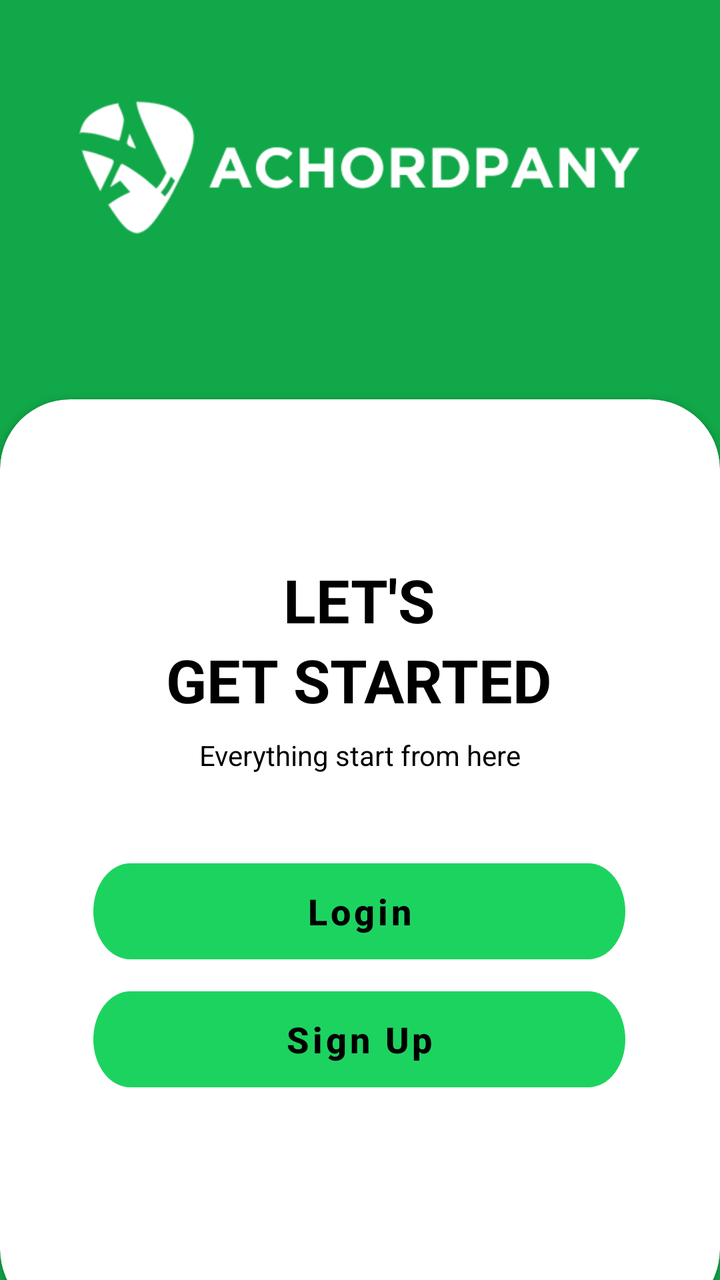
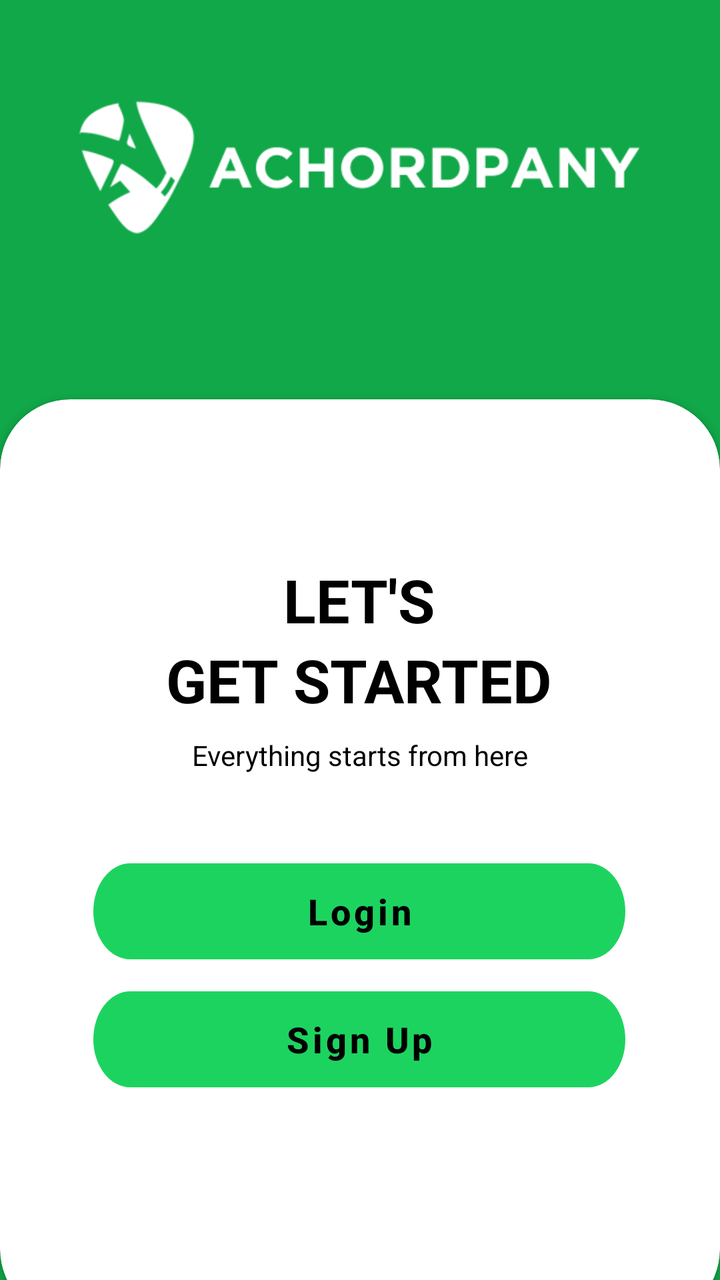

Screens rendered from an Android XML layout before and after an edit, with the pre-edit source and the edit as a unified diff.
<!-- AndroidManifest.xml: application theme Theme.Achordpany -->
<!-- res/layout/activity_welcome.xml -->
<?xml version="1.0" encoding="utf-8"?>
<androidx.constraintlayout.widget.ConstraintLayout xmlns:android="http://schemas.android.com/apk/res/android"
    xmlns:app="http://schemas.android.com/apk/res-auto"
    xmlns:tools="http://schemas.android.com/tools"
    android:layout_width="match_parent"
    android:layout_height="match_parent"
    android:background="#FF11A849">

    <androidx.cardview.widget.CardView
        android:layout_width="match_parent"
        android:layout_height="wrap_content"
        app:layout_constraintBottom_toBottomOf="parent"
        app:cardCornerRadius="35dp"
        android:layout_marginBottom="-20dp"
        tools:ignore="VisualLintBounds">

        <androidx.constraintlayout.widget.ConstraintLayout
            android:layout_width="match_parent"
            android:layout_height="460dp">

            

            <TextView
                android:id="@+id/title1"
                android:layout_width="wrap_content"
                android:layout_height="wrap_content"
                android:layout_marginTop="80dp"
                android:text="LET'S"
                android:textColor="@color/black"
                android:textSize="30sp"
                android:textStyle="bold"
                app:layout_constraintEnd_toEndOf="parent"
                app:layout_constraintHorizontal_bias="0.498"
                app:layout_constraintStart_toStartOf="parent"
                app:layout_constraintTop_toTopOf="parent"
                tools:ignore="HardcodedText" />

            <TextView
                android:id="@+id/title2"
                android:layout_width="wrap_content"
                android:layout_height="wrap_content"
                android:layout_marginTop="120dp"
                android:text="GET STARTED"
                android:textColor="@color/black"
                android:textSize="30sp"
                android:textStyle="bold"
                app:layout_constraintEnd_toEndOf="parent"
                app:layout_constraintHorizontal_bias="0.497"
                app:layout_constraintStart_toStartOf="parent"
                app:layout_constraintTop_toTopOf="parent"
                tools:ignore="HardcodedText" />

            <TextView
                android:id="@+id/description"
                android:layout_width="wrap_content"
                android:layout_height="wrap_content"
                android:layout_marginTop="8dp"
                android:text="Everything start from here"
                android:textColor="@color/black"
                app:layout_constraintEnd_toEndOf="parent"
                app:layout_constraintStart_toStartOf="parent"
                app:layout_constraintTop_toBottomOf="@id/title2"
                tools:ignore="HardcodedText" />

            <Button
                android:id="@+id/loginBtn"
                style="@style/RoundedButtonStyle"
                android:layout_marginBottom="180dp"
                android:text="Login"
                android:textAllCaps="false"
                android:textColor="@color/black"
                android:textSize="18sp"
                android:textStyle="bold"
                app:layout_constraintBottom_toBottomOf="parent"
                app:layout_constraintEnd_toEndOf="parent"
                app:layout_constraintHorizontal_bias="0.496"
                app:layout_constraintStart_toStartOf="parent"
                tools:ignore="HardcodedText" />

            <Button
                android:id="@+id/signUpBtn"
                style="@style/RoundedButtonStyle"
                android:layout_marginBottom="116dp"
                android:text="Sign Up"
                android:textAllCaps="false"
                android:textColor="@color/black"
                android:textSize="18sp"
                android:textStyle="bold"
                app:layout_constraintBottom_toBottomOf="parent"
                app:layout_constraintEnd_toEndOf="parent"
                app:layout_constraintHorizontal_bias="0.496"
                app:layout_constraintStart_toStartOf="parent"
                tools:ignore="HardcodedText" />

        </androidx.constraintlayout.widget.ConstraintLayout>

    </androidx.cardview.widget.CardView>

    <ImageView
        android:id="@+id/logoImageView"
        android:layout_width="280dp"
        android:layout_height="100dp"
        android:layout_marginBottom="508dp"
        android:contentDescription="Logo"
        app:layout_constraintBottom_toBottomOf="parent"
        app:layout_constraintEnd_toEndOf="parent"
        app:layout_constraintHorizontal_bias="0.496"
        app:layout_constraintStart_toStartOf="parent"
        app:srcCompat="@drawable/logo_white"
        tools:ignore="HardcodedText" />

</androidx.constraintlayout.widget.ConstraintLayout>
<!-- resources referenced by this layout -->
<resources>
  <color name="black">#FF000000</color>
  <!-- drawable logo_white: png bitmap (drawable, 12581 bytes) -->
  <style name="RoundedButtonStyle">
          <item name="android:background">@drawable/btn_login_light</item>
          <item name="android:textColor">#FFFFFF</item> 
          <item name="android:textSize">16sp</item> 
          <item name="android:layout_width">wrap_content</item>
          <item name="android:layout_height">wrap_content</item>
      </style>
  <style name="Theme.Achordpany" parent="Theme.MaterialComponents.DayNight.DarkActionBar">
          
          <item name="android:windowBackground">@color/background_light</item>
          
          <item name="colorPrimary">@color/light_green</item>
          <item name="colorPrimaryVariant">@color/light_green_700</item>
          <item name="colorOnPrimary">@color/text_dark</item>
          
          <item name="colorSecondary">@color/dark_green_200</item>
          <item name="colorSecondaryVariant">@color/dark_green_700</item>
          <item name="colorOnSecondary">@color/text_dark</item>
          
          <item name="android:statusBarColor">?attr/colorPrimaryVariant</item>
          
          <item name="bottomNavigationStyle">@style/Widget.BottomNavigationView</item>
  
      </style>
  <!-- drawable btn_login_light (drawable) -->
  <vector xmlns:android="http://schemas.android.com/apk/res/android"
      android:width="266dp"
      android:height="37dp"
      android:viewportWidth="266"
      android:viewportHeight="37">
    <path
        android:pathData="M18.5,0L247.5,0A18.5,18.5 0,0 1,266 18.5L266,18.5A18.5,18.5 0,0 1,247.5 37L18.5,37A18.5,18.5 0,0 1,0 18.5L0,18.5A18.5,18.5 0,0 1,18.5 0z"
        android:fillColor="#00DB4D"/>
  </vector>
  <color name="background_light">#FFFAFAFA</color>
  <color name="light_green">#FF1DD360</color>
  <color name="light_green_700">#FF11843C</color>
  <color name="text_dark">#FF121212</color>
  <color name="dark_green_200">#FFAEFFCB</color>
  <color name="dark_green_700">#FF009635</color>
  <style name="Widget.BottomNavigationView" parent="Widget.MaterialComponents.BottomNavigationView">
          <item name="itemIconTint">@color/bottom_nav_color</item>
          <item name="itemTextColor">@color/bottom_nav_color</item>
      </style>
</resources>

<!-- the commit's change to res/layout/activity_welcome.xml (unified diff, before → after) -->
@@ -6,6 +6,21 @@
     android:layout_height="match_parent"
     android:background="#FF11A849">
 
+    
+    <ImageView
+        android:id="@+id/logoImageView"
+        android:layout_width="280dp"
+        android:layout_height="100dp"
+        android:layout_marginBottom="508dp"
+        android:contentDescription="Logo"
+        app:layout_constraintBottom_toBottomOf="parent"
+        app:layout_constraintEnd_toEndOf="parent"
+        app:layout_constraintHorizontal_bias="0.496"
+        app:layout_constraintStart_toStartOf="parent"
+        app:srcCompat="@drawable/logo_white"
+        tools:ignore="HardcodedText" />
+
+    
     <androidx.cardview.widget.CardView
         android:layout_width="match_parent"
         android:layout_height="wrap_content"
@@ -19,7 +34,6 @@
             android:layout_height="460dp">
 
             
-
             <TextView
                 android:id="@+id/title1"
                 android:layout_width="wrap_content"
@@ -35,6 +49,7 @@
                 app:layout_constraintTop_toTopOf="parent"
                 tools:ignore="HardcodedText" />
 
+            
             <TextView
                 android:id="@+id/title2"
                 android:layout_width="wrap_content"
@@ -50,18 +65,20 @@
                 app:layout_constraintTop_toTopOf="parent"
                 tools:ignore="HardcodedText" />
 
+            
             <TextView
                 android:id="@+id/description"
                 android:layout_width="wrap_content"
                 android:layout_height="wrap_content"
                 android:layout_marginTop="8dp"
-                android:text="Everything start from here"
+                android:text="Everything starts from here"
                 android:textColor="@color/black"
                 app:layout_constraintEnd_toEndOf="parent"
                 app:layout_constraintStart_toStartOf="parent"
                 app:layout_constraintTop_toBottomOf="@id/title2"
                 tools:ignore="HardcodedText" />
 
+            
             <Button
                 android:id="@+id/loginBtn"
                 style="@style/RoundedButtonStyle"
@@ -77,6 +94,7 @@
                 app:layout_constraintStart_toStartOf="parent"
                 tools:ignore="HardcodedText" />
 
+            
             <Button
                 android:id="@+id/signUpBtn"
                 style="@style/RoundedButtonStyle"
@@ -93,20 +111,6 @@
                 tools:ignore="HardcodedText" />
 
         </androidx.constraintlayout.widget.ConstraintLayout>
-
     </androidx.cardview.widget.CardView>
 
-    <ImageView
-        android:id="@+id/logoImageView"
-        android:layout_width="280dp"
-        android:layout_height="100dp"
-        android:layout_marginBottom="508dp"
-        android:contentDescription="Logo"
-        app:layout_constraintBottom_toBottomOf="parent"
-        app:layout_constraintEnd_toEndOf="parent"
-        app:layout_constraintHorizontal_bias="0.496"
-        app:layout_constraintStart_toStartOf="parent"
-        app:srcCompat="@drawable/logo_white"
-        tools:ignore="HardcodedText" />
-
 </androidx.constraintlayout.widget.ConstraintLayout>
